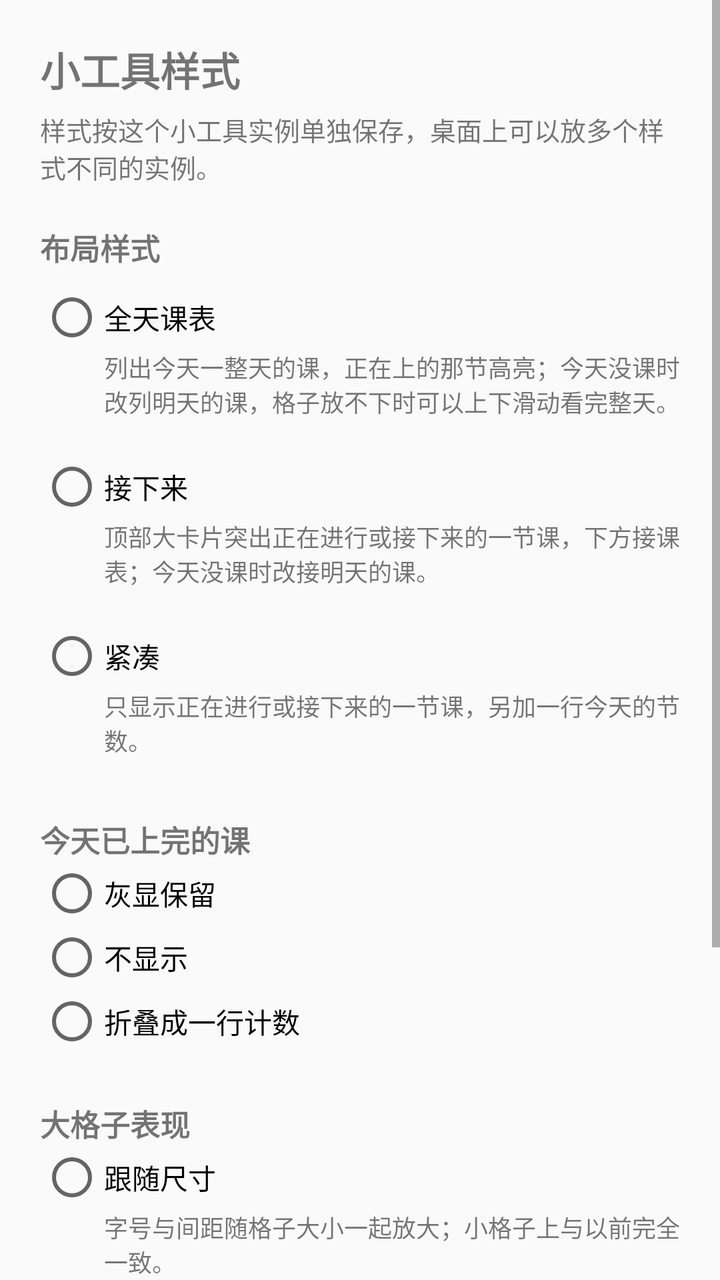
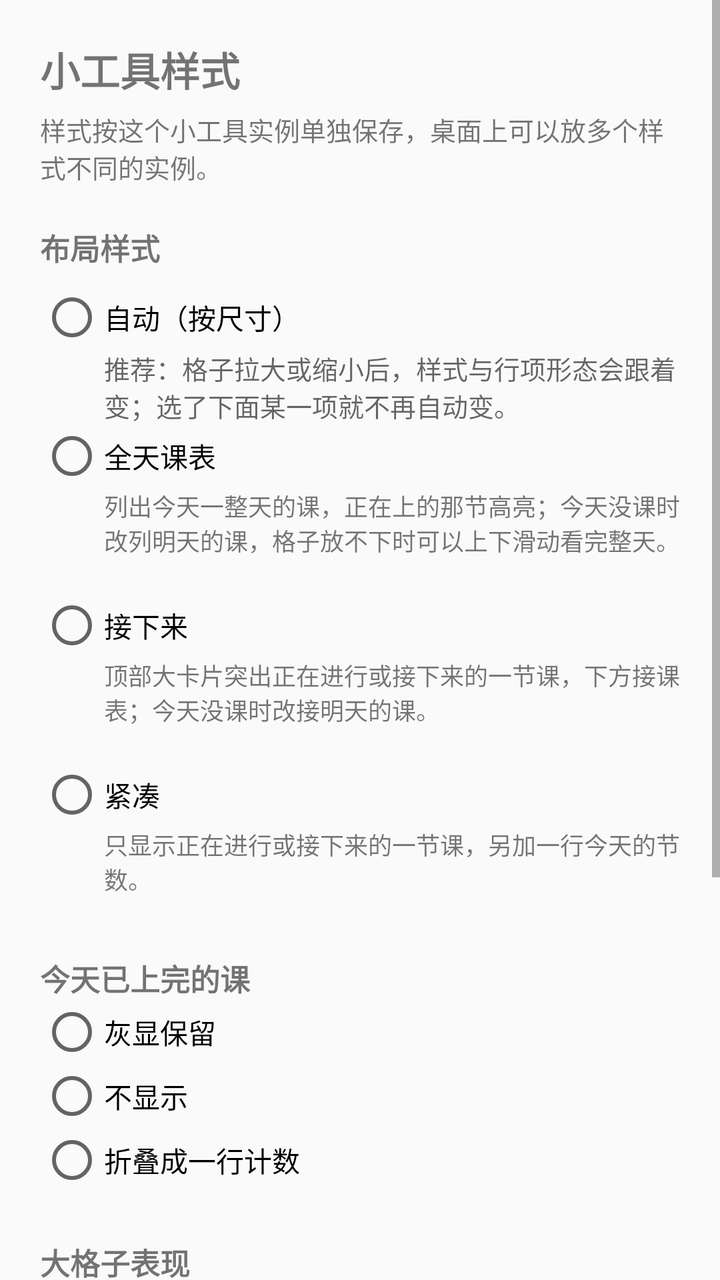

An Android layout rendered at two revisions. The XML below is the earlier revision; the diff shows what the commit changed to produce the second picture.
<!-- AndroidManifest.xml: activity theme AppTheme.NoActionBar -->
<!-- res/layout/activity_widget_config.xml -->
<?xml version="1.0" encoding="utf-8"?>
<ScrollView xmlns:android="http://schemas.android.com/apk/res/android"
    android:layout_width="match_parent"
    android:layout_height="match_parent"
    android:fillViewport="true">

    <LinearLayout
        android:layout_width="match_parent"
        android:layout_height="wrap_content"
        android:orientation="vertical"
        android:padding="20dp">

        <TextView
            android:layout_width="match_parent"
            android:layout_height="wrap_content"
            android:text="@string/widget_config_title"
            android:textSize="20sp"
            android:textStyle="bold" />

        <TextView
            android:layout_width="match_parent"
            android:layout_height="wrap_content"
            android:layout_marginTop="6dp"
            android:text="@string/widget_config_intro"
            android:textSize="13sp" />

        <TextView
            android:id="@+id/widget_config_preset_hint"
            android:layout_width="match_parent"
            android:layout_height="wrap_content"
            android:layout_marginTop="10dp"
            android:background="@color/widget_preset_hint_background"
            android:padding="10dp"
            android:textColor="?android:attr/textColorPrimary"
            android:textSize="13sp"
            android:visibility="gone" />

        <TextView
            android:id="@+id/widget_config_layout_section"
            android:layout_width="match_parent"
            android:layout_height="wrap_content"
            android:layout_marginTop="20dp"
            android:text="@string/widget_config_layout_section"
            android:textSize="15sp"
            android:textStyle="bold" />

        <RadioGroup
            android:id="@+id/widget_config_layout_group"
            android:layout_width="match_parent"
            android:layout_height="wrap_content"
            android:layout_marginTop="8dp"
            android:orientation="vertical">

            <RadioButton
                android:id="@+id/widget_config_layout_day_list"
                android:layout_width="match_parent"
                android:layout_height="wrap_content"
                android:text="@string/widget_config_layout_day_list" />

            <TextView
                android:layout_width="match_parent"
                android:layout_height="wrap_content"
                android:layout_marginStart="32dp"
                android:text="@string/widget_config_layout_day_list_desc"
                android:textSize="12sp" />

            
            <FrameLayout
                android:id="@+id/widget_config_preview_day_list"
                android:layout_width="match_parent"
                android:layout_height="wrap_content"
                android:layout_marginStart="32dp"
                android:layout_marginTop="6dp" />

            <RadioButton
                android:id="@+id/widget_config_layout_next_up"
                android:layout_width="match_parent"
                android:layout_height="wrap_content"
                android:layout_marginTop="12dp"
                android:text="@string/widget_config_layout_next_up" />

            <TextView
                android:layout_width="match_parent"
                android:layout_height="wrap_content"
                android:layout_marginStart="32dp"
                android:text="@string/widget_config_layout_next_up_desc"
                android:textSize="12sp" />

            <FrameLayout
                android:id="@+id/widget_config_preview_next_up"
                android:layout_width="match_parent"
                android:layout_height="wrap_content"
                android:layout_marginStart="32dp"
                android:layout_marginTop="6dp" />

            <RadioButton
                android:id="@+id/widget_config_layout_compact"
                android:layout_width="match_parent"
                android:layout_height="wrap_content"
                android:layout_marginTop="12dp"
                android:text="@string/widget_config_layout_compact" />

            <TextView
                android:layout_width="match_parent"
                android:layout_height="wrap_content"
                android:layout_marginStart="32dp"
                android:text="@string/widget_config_layout_compact_desc"
                android:textSize="12sp" />

            <FrameLayout
                android:id="@+id/widget_config_preview_compact"
                android:layout_width="match_parent"
                android:layout_height="wrap_content"
                android:layout_marginStart="32dp"
                android:layout_marginTop="6dp" />
        </RadioGroup>

        <TextView
            android:id="@+id/widget_config_finished_section"
            android:layout_width="match_parent"
            android:layout_height="wrap_content"
            android:layout_marginTop="24dp"
            android:text="@string/widget_config_finished_section"
            android:textSize="15sp"
            android:textStyle="bold" />

        <RadioGroup
            android:id="@+id/widget_config_finished_group"
            android:layout_width="match_parent"
            android:layout_height="wrap_content"
            android:orientation="vertical">

            <RadioButton
                android:id="@+id/widget_config_finished_show_dim"
                android:layout_width="match_parent"
                android:layout_height="wrap_content"
                android:text="@string/widget_config_finished_show_dim" />

            <RadioButton
                android:id="@+id/widget_config_finished_hide"
                android:layout_width="match_parent"
                android:layout_height="wrap_content"
                android:text="@string/widget_config_finished_hide" />

            <RadioButton
                android:id="@+id/widget_config_finished_collapse"
                android:layout_width="match_parent"
                android:layout_height="wrap_content"
                android:text="@string/widget_config_finished_collapse" />
        </RadioGroup>

        <TextView
            android:id="@+id/widget_config_finished_hint"
            android:layout_width="match_parent"
            android:layout_height="wrap_content"
            android:layout_marginStart="32dp"
            android:text="@string/widget_config_finished_ineffective"
            android:textSize="12sp"
            android:visibility="gone" />

        <TextView
            android:id="@+id/widget_config_wide_section"
            android:layout_width="match_parent"
            android:layout_height="wrap_content"
            android:layout_marginTop="24dp"
            android:text="@string/widget_config_wide_section"
            android:textSize="15sp"
            android:textStyle="bold" />

        <RadioGroup
            android:id="@+id/widget_config_wide_group"
            android:layout_width="match_parent"
            android:layout_height="wrap_content"
            android:orientation="vertical">

            <RadioButton
                android:id="@+id/widget_config_wide_adaptive"
                android:layout_width="match_parent"
                android:layout_height="wrap_content"
                android:text="@string/widget_config_wide_adaptive" />

            <TextView
                android:layout_width="match_parent"
                android:layout_height="wrap_content"
                android:layout_marginStart="32dp"
                android:text="@string/widget_config_wide_adaptive_desc"
                android:textSize="12sp" />

            <RadioButton
                android:id="@+id/widget_config_wide_dense"
                android:layout_width="match_parent"
                android:layout_height="wrap_content"
                android:text="@string/widget_config_wide_dense" />

            <TextView
                android:layout_width="match_parent"
                android:layout_height="wrap_content"
                android:layout_marginStart="32dp"
                android:text="@string/widget_config_wide_dense_desc"
                android:textSize="12sp" />

            <RadioButton
                android:id="@+id/widget_config_wide_two_column"
                android:layout_width="match_parent"
                android:layout_height="wrap_content"
                android:text="@string/widget_config_wide_two_column" />

            <TextView
                android:layout_width="match_parent"
                android:layout_height="wrap_content"
                android:layout_marginStart="32dp"
                android:text="@string/widget_config_wide_two_column_desc"
                android:textSize="12sp" />
        </RadioGroup>

        <TextView
            android:id="@+id/widget_config_wide_hint"
            android:layout_width="match_parent"
            android:layout_height="wrap_content"
            android:layout_marginStart="32dp"
            android:text="@string/widget_config_wide_ineffective"
            android:textSize="12sp"
            android:visibility="gone" />

        <LinearLayout
            android:layout_width="match_parent"
            android:layout_height="wrap_content"
            android:layout_marginTop="24dp"
            android:gravity="end"
            android:orientation="horizontal">

            <Button
                android:id="@+id/widget_config_cancel"
                android:layout_width="wrap_content"
                android:layout_height="wrap_content"
                android:text="@string/widget_config_cancel" />

            <Button
                android:id="@+id/widget_config_confirm"
                android:layout_width="wrap_content"
                android:layout_height="wrap_content"
                android:layout_marginStart="8dp"
                android:text="@string/widget_config_confirm" />
        </LinearLayout>
    </LinearLayout>
</ScrollView>
<!-- resources referenced by this layout -->
<resources>
  <color name="widget_preset_hint_background">#1A2563EB</color>
  <string name="widget_config_cancel">取消</string>
  <string name="widget_config_confirm">确定</string>
  <string name="widget_config_finished_collapse">折叠成一行计数</string>
  <string name="widget_config_finished_hide">不显示</string>
  <string name="widget_config_finished_ineffective">「紧凑」样式不显示课程列表，所以这个选项对它没有效果。</string>
  <string name="widget_config_finished_section">今天已上完的课</string>
  <string name="widget_config_finished_show_dim">灰显保留</string>
  <string name="widget_config_intro">样式按这个小工具实例单独保存，桌面上可以放多个样式不同的实例。</string>
  <string name="widget_config_layout_compact">紧凑</string>
  <string name="widget_config_layout_compact_desc">只显示正在进行或接下来的一节课，另加一行今天的节数。</string>
  <string name="widget_config_layout_day_list">全天课表</string>
  <string name="widget_config_layout_day_list_desc">列出今天一整天的课，正在上的那节高亮；今天没课时改列明天的课，格子放不下时可以上下滑动看完整天。</string>
  <string name="widget_config_layout_next_up">接下来</string>
  <string name="widget_config_layout_next_up_desc">顶部大卡片突出正在进行或接下来的一节课，下方接课表；今天没课时改接明天的课。</string>
  <string name="widget_config_layout_section">布局样式</string>
  <string name="widget_config_title">小工具样式</string>
  <string name="widget_config_wide_adaptive">跟随尺寸</string>
  <string name="widget_config_wide_adaptive_desc">字号与间距随格子大小一起放大；小格子上与以前完全一致。</string>
  <string name="widget_config_wide_dense">信息加密</string>
  <string name="widget_config_wide_dense_desc">在放大的基础上，课名放宽到两行，课程行补「第几节」，汇总行补当天已上完的节数。</string>
  <string name="widget_config_wide_ineffective">「紧凑」样式不显示课程列表，所以这个选项对它没有效果。</string>
  <string name="widget_config_wide_section">大格子表现</string>
  <string name="widget_config_wide_two_column">双栏</string>
  <string name="widget_config_wide_two_column_desc">左栏放当前或接下来的一节课，右栏放当天课表；格子不够宽时自动保持单栏。</string>
  <style name="AppTheme.NoActionBar" parent="Theme.AppCompat.DayNight.NoActionBar">
          <item name="windowActionBar">false</item>
          <item name="windowNoTitle">true</item>
          <item name="android:background">@null</item>
      </style>
</resources>

<!-- the commit's change to res/layout/activity_widget_config.xml (unified diff, before → after) -->
@@ -52,6 +52,20 @@
             android:orientation="vertical">
 
             <RadioButton
+                android:id="@+id/widget_config_layout_auto"
+                android:layout_width="match_parent"
+                android:layout_height="wrap_content"
+                android:text="@string/widget_config_layout_auto" />
+
+            <TextView
+                android:layout_width="match_parent"
+                android:layout_height="wrap_content"
+                android:layout_marginStart="32dp"
+                android:text="@string/widget_config_layout_auto_desc"
+                android:textColor="?android:attr/textColorSecondary"
+                android:textSize="13sp" />
+
+            <RadioButton
                 android:id="@+id/widget_config_layout_day_list"
                 android:layout_width="match_parent"
                 android:layout_height="wrap_content"
<!-- resource entries referenced after the edit -->
@@ -9,6 +9,8 @@
   <string name="widget_config_finished_section">今天已上完的课</string>
   <string name="widget_config_finished_show_dim">灰显保留</string>
   <string name="widget_config_intro">样式按这个小工具实例单独保存，桌面上可以放多个样式不同的实例。</string>
+  <string name="widget_config_layout_auto">自动（按尺寸）</string>
+  <string name="widget_config_layout_auto_desc">推荐：格子拉大或缩小后，样式与行项形态会跟着变；选了下面某一项就不再自动变。</string>
   <string name="widget_config_layout_compact">紧凑</string>
   <string name="widget_config_layout_compact_desc">只显示正在进行或接下来的一节课，另加一行今天的节数。</string>
   <string name="widget_config_layout_day_list">全天课表</string>
